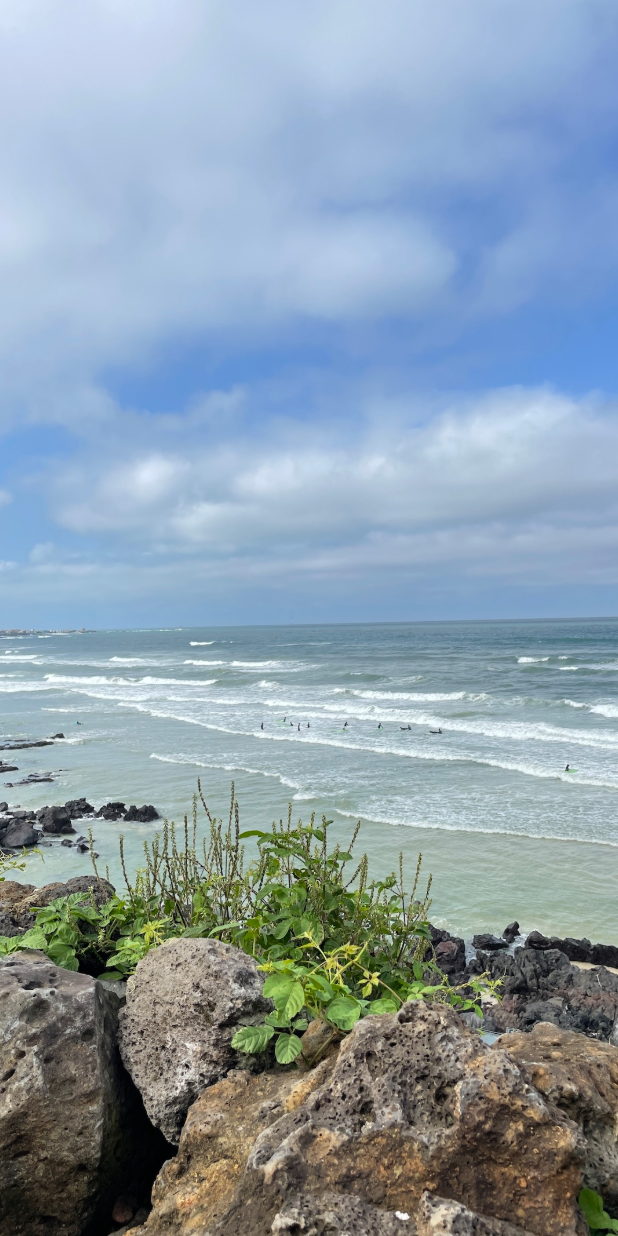
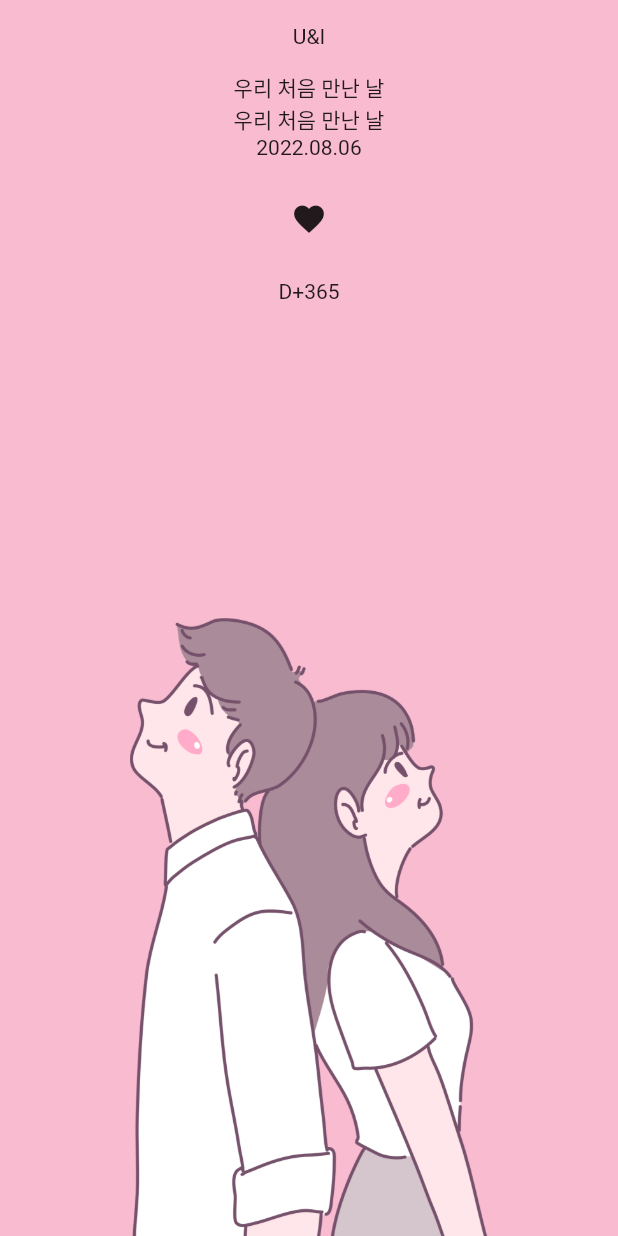
Before and after one commit to saulgoodman89/AllAboutFlutter, a Flutter app: the screen it shows after launch, on a phone screen of 412 x 824 dp. Run offline on Flutter 3.47's test engine with Material 2 defaults, Android fonts, the phone set to English and light mode, and no system bars; our stand-ins replace webview_flutter.

Commit message:
Chapter9 Start

```diff
--- a/lib/main.dart
+++ b/lib/main.dart
@@ -1,3 +1,4 @@
+import 'package:allaboutflutter/screen/CoupleHomeScreen.dart';
 import 'package:allaboutflutter/screen/HomeScreen.dart';
 import 'package:allaboutflutter/Idol.dart';
 import 'package:allaboutflutter/screen/pageview.dart';
@@ -7,7 +8,7 @@ void main() {
   HomeScreen homeScreen = HomeScreen();
   runApp(
     MaterialApp(
-      home: pageview(),
+      home: CoupleHomeScreen(),
     )
   );
   print('KEG hello world');
--- /dev/null
+++ b/lib/screen/CoupleHomeScreen.dart
@@ -0,0 +1,72 @@
+import 'package:flutter/material.dart';
+
+class CoupleHomeScreen extends StatelessWidget {
+  const CoupleHomeScreen({Key? key}) : super(key: key);
+
+  @override
+  Widget build(BuildContext context) {
+    // TODO: implement build
+    return Scaffold(
+      backgroundColor: Colors.pink[100],
+      body:SafeArea(
+        top: true,
+        bottom: false,
+        child: Column(
+          mainAxisAlignment: MainAxisAlignment.spaceBetween,
+          crossAxisAlignment: CrossAxisAlignment.stretch,
+          children: [
+            _DDay(),
+            _CoupleImage(),
+          ],
+        )
+      )
+    );
+  }
+}
+
+class _CoupleImage extends StatelessWidget {
+  @override
+  Widget build(BuildContext context) {
+    // TODO: implement build
+    return Center(
+      child: Image.asset(
+        'assets/middle_image.png',
+        height: MediaQuery.of(context).size.height / 2,
+      )
+    );
+  }
+}
+
+class _DDay extends StatelessWidget{
+  @override
+  Widget build(BuildContext context) {
+    // TODO: implement build
+    return Column(
+      children: [
+        const SizedBox(height: 16.0),
+        Text('U&I'),
+
+        const SizedBox(height:16.0),
+        Text(
+          '우리 처음 만난 날',
+        ),
+        Text(
+          '우리 처음 만난 날'
+        ),
+        Text(
+          '2022.08.06'
+        ),
+        const SizedBox(height: 16.0),
+        IconButton(onPressed: () {}, icon: Icon(
+          Icons.favorite,
+          ),
+        ),
+        const SizedBox(height: 16.0),
+        Text(
+          'D+365',
+        )
+      ],
+    );
+  }
+
+}
```
Also changed, not shown: assets/middle_image.png (added).
